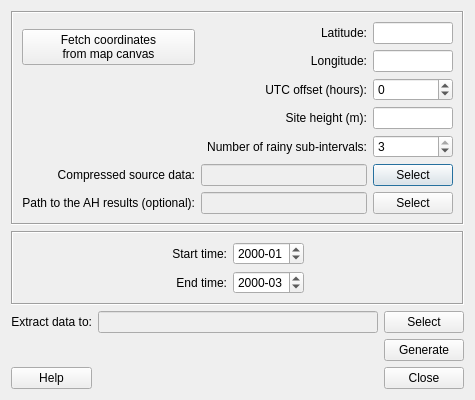
Old version of the form WATCHData/watch_dialog_base.ui in the repository UMEP-dev/UMEP.
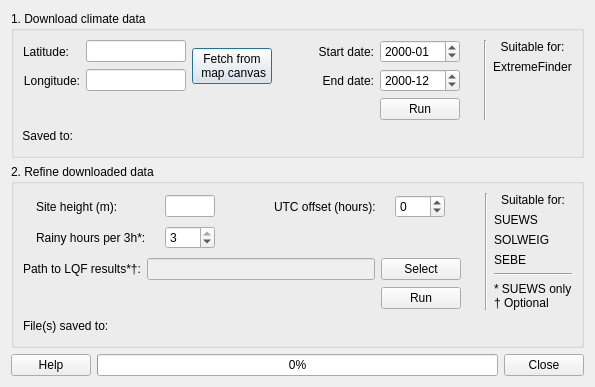
New version of the form.

Commit message: 0.5.0 : LONG TERM RELEASE. Includes SUEWS v2017b, Multiple updates and bug fixing.

What changed in the file:
```diff
--- a/WATCHData/watch_dialog_base.ui
+++ b/WATCHData/watch_dialog_base.ui
@@ -6,62 +6,60 @@
    <rect>
     <x>0</x>
     <y>0</y>
-    <width>445</width>
-    <height>393</height>
+    <width>585</width>
+    <height>372</height>
    </rect>
   </property>
   <property name="windowTitle">
    <string>WATCH data</string>
   </property>
-  <layout class="QGridLayout" name="gridLayout_5">
+  <layout class="QGridLayout" name="gridLayout_11">
    <item row="0" column="0">
-    <widget class="QFrame" name="frame_2">
+    <widget class="QGroupBox" name="groupBox">
      <property name="sizePolicy">
-      <sizepolicy hsizetype="Preferred" vsizetype="Expanding">
+      <sizepolicy hsizetype="Minimum" vsizetype="Preferred">
        <horstretch>0</horstretch>
        <verstretch>0</verstretch>
       </sizepolicy>
      </property>
-     <property name="frameShape">
-      <enum>QFrame::Box</enum>
+     <property name="title">
+      <string>1. Download climate data</string>
      </property>
-     <property name="frameShadow">
-      <enum>QFrame::Sunken</enum>
-     </property>
-     <layout class="QGridLayout" name="gridLayout_4">
+     <layout class="QGridLayout" name="gridLayout_10">
       <item row="0" column="0">
-       <layout class="QGridLayout" name="gridLayout_3">
-        <item row="4" column="5">
-         <widget class="QSpinBox" name="spinBoxRain">
+       <layout class="QGridLayout" name="gridLayout">
+        <item row="0" column="2" rowspan="2">
+         <widget class="QPushButton" name="cmdSelectPoint">
           <property name="enabled">
            <bool>true</bool>
           </property>
-          <property name="toolTip">
-           <string>Negative values for time zones west of UTC and vise versa (e.g. CET = 1)</string>
-          </property>
-          <property name="minimum">
-           <number>1</number>
-          </property>
-          <property name="maximum">
-           <number>3</number>
-          </property>
-          <property name="value">
-           <number>3</number>
+          <property name="text">
+           <string>Fetch from
+ map canvas</string>
           </property>
          </widget>
         </item>
-        <item row="2" column="4">
-         <widget class="QLabel" name="label_11">
+        <item row="1" column="0">
+         <widget class="QLabel" name="label_6">
           <property name="text">
-           <string>UTC offset (hours):</string>
+           <string>Longitude:</string>
           </property>
           <property name="alignment">
            <set>Qt::AlignRight|Qt::AlignTrailing|Qt::AlignVCenter</set>
           </property>
          </widget>
         </item>
-        <item row="3" column="5">
-         <widget class="QLineEdit" name="textOutput_hgt">
+        <item row="1" column="1">
+         <widget class="QLineEdit" name="txtLon">
+          <property name="maximumSize">
+           <size>
+            <width>100</width>
+            <height>16777215</height>
+           </size>
+          </property>
+          <property name="toolTip">
+           <string>Longitude to download (degrees E)</string>
+          </property>
           <property name="inputMask">
            <string/>
           </property>
@@ -70,86 +68,420 @@
           </property>
          </widget>
         </item>
+        <item row="0" column="1">
+         <widget class="QLineEdit" name="txtLat">
+          <property name="sizePolicy">
+           <sizepolicy hsizetype="Fixed" vsizetype="Fixed">
+            <horstretch>0</horstretch>
+            <verstretch>0</verstretch>
+           </sizepolicy>
+          </property>
+          <property name="maximumSize">
+           <size>
+            <width>100</width>
+            <height>16777215</height>
+           </size>
+          </property>
+          <property name="toolTip">
+           <string>Latitude to download (degrees N)</string>
+          </property>
+          <property name="text">
+           <string/>
+          </property>
+         </widget>
+        </item>
+        <item row="1" column="4">
+         <widget class="QLabel" name="label_9">
+          <property name="text">
+           <string>End date:</string>
+          </property>
+          <property name="alignment">
+           <set>Qt::AlignRight|Qt::AlignTrailing|Qt::AlignVCenter</set>
+          </property>
+         </widget>
+        </item>
         <item row="0" column="5">
-         <widget class="QLineEdit" name="textOutput_lat">
-          <property name="text">
-           <string/>
+         <widget class="QDateEdit" name="txtStartDate">
+          <property name="toolTip">
+           <string>Start of period to download</string>
           </property>
-         </widget>
-        </item>
-        <item row="6" column="0">
-         <widget class="QLabel" name="label_7">
-          <property name="text">
-           <string>Compressed source data:</string>
+          <property name="maximumDateTime">
+           <datetime>
+            <hour>23</hour>
+            <minute>59</minute>
+            <second>59</second>
+            <year>2014</year>
+            <month>11</month>
+            <day>30</day>
+           </datetime>
           </property>
-          <property name="alignment">
-           <set>Qt::AlignRight|Qt::AlignTrailing|Qt::AlignVCenter</set>
+          <property name="minimumDateTime">
+           <datetime>
+            <hour>0</hour>
+            <minute>0</minute>
+            <second>0</second>
+            <year>1979</year>
+            <month>1</month>
+            <day>1</day>
+           </datetime>
           </property>
-         </widget>
-        </item>
-        <item row="6" column="5">
-         <widget class="QPushButton" name="pushButtonRaw">
-          <property name="text">
-           <string>Select</string>
+          <property name="maximumDate">
+           <date>
+            <year>2014</year>
+            <month>11</month>
+            <day>30</day>
+           </date>
+          </property>
+          <property name="displayFormat">
+           <string>yyyy-MM</string>
           </property>
          </widget>
         </item>
         <item row="1" column="5">
-         <widget class="QLineEdit" name="textOutput_lon">
-          <property name="inputMask">
-           <string/>
+         <widget class="QDateEdit" name="txtEndDate">
+          <property name="toolTip">
+           <string>End of period to download</string>
           </property>
-          <property name="text">
-           <string/>
+          <property name="date">
+           <date>
+            <year>2000</year>
+            <month>12</month>
+            <day>31</day>
+           </date>
           </property>
-         </widget>
-        </item>
-        <item row="0" column="0" rowspan="2">
-         <widget class="QPushButton" name="selectpoint">
-          <property name="enabled">
-           <bool>true</bool>
+          <property name="minimumDateTime">
+           <datetime>
+            <hour>0</hour>
+            <minute>0</minute>
+            <second>0</second>
+            <year>1979</year>
+            <month>1</month>
+            <day>1</day>
+           </datetime>
           </property>
-          <property name="text">
-           <string>Fetch coordinates 
-from map canvas</string>
+          <property name="maximumDate">
+           <date>
+            <year>2015</year>
+            <month>12</month>
+            <day>31</day>
+           </date>
+          </property>
+          <property name="minimumDate">
+           <date>
+            <year>1979</year>
+            <month>1</month>
+            <day>1</day>
+           </date>
+          </property>
+          <property name="displayFormat">
+           <string>yyyy-MM</string>
           </property>
          </widget>
         </item>
         <item row="0" column="4">
+         <widget class="QLabel" name="label_8">
+          <property name="text">
+           <string>Start date:</string>
+          </property>
+          <property name="alignment">
+           <set>Qt::AlignRight|Qt::AlignTrailing|Qt::AlignVCenter</set>
+          </property>
+         </widget>
+        </item>
+        <item row="0" column="0">
          <widget class="QLabel" name="label_5">
           <property name="text">
            <string>Latitude:</string>
           </property>
           <property name="alignment">
-           <set>Qt::AlignRight|Qt::AlignTrailing|Qt::AlignVCenter</set>
+           <set>Qt::AlignLeading|Qt::AlignLeft|Qt::AlignVCenter</set>
           </property>
          </widget>
         </item>
-        <item row="1" column="4">
-         <widget class="QLabel" name="label_6">
+        <item row="2" column="5">
+         <widget class="QPushButton" name="cmdRunDownload">
+          <property name="enabled">
+           <bool>true</bool>
+          </property>
+          <property name="sizePolicy">
+           <sizepolicy hsizetype="Fixed" vsizetype="Fixed">
+            <horstretch>0</horstretch>
+            <verstretch>0</verstretch>
+           </sizepolicy>
+          </property>
+          <property name="minimumSize">
+           <size>
+            <width>80</width>
+            <height>0</height>
+           </size>
+          </property>
+          <property name="maximumSize">
+           <size>
+            <width>80</width>
+            <height>16777215</height>
+           </size>
+          </property>
+          <property name="toolTip">
+           <string>Start download</string>
+          </property>
           <property name="text">
-           <string>Longitude:</string>
+           <string>Run</string>
           </property>
+         </widget>
+        </item>
+        <item row="0" column="3">
+         <spacer name="horizontalSpacer_2">
+          <property name="orientation">
+           <enum>Qt::Horizontal</enum>
+          </property>
+          <property name="sizeType">
+           <enum>QSizePolicy::Maximum</enum>
+          </property>
+          <property name="sizeHint" stdset="0">
+           <size>
+            <width>40</width>
+            <height>20</height>
+           </size>
+          </property>
+         </spacer>
+        </item>
+       </layout>
+      </item>
+      <item row="0" column="1">
+       <spacer name="horizontalSpacer_5">
+        <property name="orientation">
+         <enum>Qt::Horizontal</enum>
+        </property>
+        <property name="sizeType">
+         <enum>QSizePolicy::Maximum</enum>
+        </property>
+        <property name="sizeHint" stdset="0">
+         <size>
+          <width>18</width>
+          <height>20</height>
+         </size>
+        </property>
+       </spacer>
+      </item>
+      <item row="0" column="2">
+       <layout class="QGridLayout" name="gridLayout_7">
+        <item row="0" column="0" rowspan="3">
+         <widget class="Line" name="line_2">
+          <property name="orientation">
+           <enum>Qt::Vertical</enum>
+          </property>
+         </widget>
+        </item>
+        <item row="0" column="1" colspan="2">
+         <widget class="QLabel" name="label_22">
+          <property name="sizePolicy">
+           <sizepolicy hsizetype="Fixed" vsizetype="Fixed">
+            <horstretch>0</horstretch>
+            <verstretch>0</verstretch>
+           </sizepolicy>
+          </property>
+          <property name="minimumSize">
+           <size>
+            <width>75</width>
+            <height>0</height>
+           </size>
+          </property>
+          <property name="maximumSize">
+           <size>
+            <width>100</width>
+            <height>16777215</height>
+           </size>
+          </property>
+          <property name="text">
+           <string>Suitable for:</string>
+          </property>
           <property name="alignment">
+           <set>Qt::AlignCenter</set>
+          </property>
+         </widget>
+        </item>
+        <item row="1" column="1" colspan="2">
+         <widget class="QLabel" name="label_23">
+          <property name="sizePolicy">
+           <sizepolicy hsizetype="Preferred" vsizetype="Fixed">
+            <horstretch>0</horstretch>
+            <verstretch>0</verstretch>
+           </sizepolicy>
+          </property>
+          <property name="minimumSize">
+           <size>
+            <width>75</width>
+            <height>0</height>
+           </size>
+          </property>
+          <property name="maximumSize">
+           <size>
+            <width>100</width>
+            <height>16777215</height>
+           </size>
+          </property>
+          <property name="text">
+           <string>ExtremeFinder</string>
+          </property>
+          <property name="alignment">
+           <set>Qt::AlignCenter</set>
+          </property>
+         </widget>
+        </item>
+        <item row="2" column="2">
+         <spacer name="verticalSpacer">
+          <property name="orientation">
+           <enum>Qt::Vertical</enum>
+          </property>
+          <property name="sizeHint" stdset="0">
+           <size>
+            <width>20</width>
+            <height>18</height>
+           </size>
+          </property>
+         </spacer>
+        </item>
+       </layout>
+      </item>
+      <item row="1" column="0">
+       <layout class="QGridLayout" name="gridLayout_3">
+        <item row="0" column="0">
+         <widget class="QLabel" name="label_7">
+          <property name="sizePolicy">
+           <sizepolicy hsizetype="Fixed" vsizetype="Fixed">
+            <horstretch>0</horstretch>
+            <verstretch>0</verstretch>
+           </sizepolicy>
+          </property>
+          <property name="minimumSize">
+           <size>
+            <width>50</width>
+            <height>0</height>
+           </size>
+          </property>
+          <property name="maximumSize">
+           <size>
+            <width>50</width>
+            <height>16777215</height>
+           </size>
+          </property>
+          <property name="text">
+           <string>Saved to:</string>
+          </property>
+          <property name="alignment">
            <set>Qt::AlignRight|Qt::AlignTrailing|Qt::AlignVCenter</set>
           </property>
          </widget>
         </item>
-        <item row="3" column="4">
+        <item row="0" column="1">
+         <widget class="QLabel" name="lblSavedDownloaded">
+          <property name="minimumSize">
+           <size>
+            <width>0</width>
+            <height>0</height>
+           </size>
+          </property>
+          <property name="maximumSize">
+           <size>
+            <width>16777215</width>
+            <height>16777215</height>
+           </size>
+          </property>
+          <property name="text">
+           <string/>
+          </property>
+          <property name="alignment">
+           <set>Qt::AlignLeading|Qt::AlignLeft|Qt::AlignVCenter</set>
+          </property>
+         </widget>
+        </item>
+       </layout>
+      </item>
+      <item row="1" column="1">
+       <spacer name="horizontalSpacer_3">
+        <property name="orientation">
+         <enum>Qt::Horizontal</enum>
+        </property>
+        <property name="sizeType">
+         <enum>QSizePolicy::Maximum</enum>
+        </property>
+        <property name="sizeHint" stdset="0">
+         <size>
+          <width>18</width>
+          <height>20</height>
+         </size>
+        </property>
+       </spacer>
+      </item>
+     </layout>
+     <zorder></zorder>
+     <zorder>horizontalSpacer_5</zorder>
+     <zorder>horizontalSpacer_3</zorder>
+    </widget>
+   </item>
+   <item row="1" column="0">
+    <widget class="QGroupBox" name="groupBox_2">
+     <property name="sizePolicy">
+      <sizepolicy hsizetype="Minimum" vsizetype="Preferred">
+       <horstretch>0</horstretch>
+       <verstretch>0</verstretch>
+      </sizepolicy>
+     </property>
+     <property name="title">
+      <string>2. Refine downloaded data</string>
+     </property>
+     <layout class="QGridLayout" name="gridLayout_9">
+      <item row="0" column="0">
+       <layout class="QGridLayout" name="gridLayout_6">
+        <item row="0" column="0">
          <widget class="QLabel" name="label_10">
+          <property name="sizePolicy">
+           <sizepolicy hsizetype="Fixed" vsizetype="Preferred">
+            <horstretch>0</horstretch>
+            <verstretch>0</verstretch>
+           </sizepolicy>
+          </property>
           <property name="text">
            <string>Site height (m):</string>
           </property>
           <property name="alignment">
-           <set>Qt::AlignRight|Qt::AlignTrailing|Qt::AlignVCenter</set>
+           <set>Qt::AlignLeading|Qt::AlignLeft|Qt::AlignVCenter</set>
           </property>
          </widget>
         </item>
-        <item row="3" column="3">
+        <item row="0" column="1">
+         <widget class="QLineEdit" name="textOutput_hgt">
+          <property name="sizePolicy">
+           <sizepolicy hsizetype="Fixed" vsizetype="Fixed">
+            <horstretch>0</horstretch>
+            <verstretch>0</verstretch>
+           </sizepolicy>
+          </property>
+          <property name="maximumSize">
+           <size>
+            <width>50</width>
+            <height>16777215</height>
+           </size>
+          </property>
+          <property name="toolTip">
+           <string>Height of measurement site (m above sea level)</string>
+          </property>
+          <property name="inputMask">
+           <string/>
+          </property>
+          <property name="text">
+           <string/>
+          </property>
+         </widget>
+        </item>
+        <item row="0" column="2">
          <spacer name="horizontalSpacer">
           <property name="orientation">
            <enum>Qt::Horizontal</enum>
           </property>
+          <property name="sizeType">
+           <enum>QSizePolicy::Maximum</enum>
+          </property>
           <property name="sizeHint" stdset="0">
            <size>
             <width>40</width>
@@ -158,31 +490,39 @@
           </property>
          </spacer>
         </item>
-        <item row="6" column="3" colspan="2">
-         <widget class="QLineEdit" name="textOutput_raw">
-          <property name="enabled">
-           <bool>false</bool>
+        <item row="0" column="3">
+         <widget class="QLabel" name="label_11">
+          <property name="sizePolicy">
+           <sizepolicy hsizetype="Fixed" vsizetype="Preferred">
+            <horstretch>0</horstretch>
+            <verstretch>0</verstretch>
+           </sizepolicy>
           </property>
           <property name="text">
-           <string/>
-          </property>
-         </widget>
-        </item>
-        <item row="4" column="4">
-         <widget class="QLabel" name="label_12">
-          <property name="text">
-           <string>Number of rainy sub-intervals:</string>
+           <string>UTC offset (hours):</string>
           </property>
           <property name="alignment">
-           <set>Qt::AlignRight|Qt::AlignTrailing|Qt::AlignVCenter</set>
+           <set>Qt::AlignLeading|Qt::AlignLeft|Qt::AlignVCenter</set>
           </property>
          </widget>
         </item>
-        <item row="2" column="5">
+        <item row="0" column="4">
          <widget class="QSpinBox" name="spinBoxUTC">
           <property name="enabled">
            <bool>true</bool>
           </property>
+          <property name="sizePolicy">
+           <sizepolicy hsizetype="Fixed" vsizetype="Fixed">
+            <horstretch>0</horstretch>
+            <verstretch>0</verstretch>
+           </sizepolicy>
+          </property>
+          <property name="maximumSize">
+           <size>
+            <width>50</width>
+            <height>16777215</height>
+           </size>
+          </property>
           <property name="toolTip">
            <string>Negative values for time zones west of UTC and vise versa (e.g. CET = 1)</string>
           </property>
@@ -197,156 +537,366 @@
           </property>
          </widget>
         </item>
-        <item row="7" column="5">
-         <widget class="QPushButton" name="pushButtonAH">
+        <item row="1" column="0">
+         <widget class="QLabel" name="label_12">
+          <property name="sizePolicy">
+           <sizepolicy hsizetype="Fixed" vsizetype="Preferred">
+            <horstretch>0</horstretch>
+            <verstretch>0</verstretch>
+           </sizepolicy>
+          </property>
           <property name="text">
-           <string>Select</string>
+           <string>Rainy hours per 3h*:</string>
+          </property>
+          <property name="alignment">
+           <set>Qt::AlignLeading|Qt::AlignLeft|Qt::AlignVCenter</set>
           </property>
          </widget>
         </item>
-        <item row="7" column="3" colspan="2">
-         <widget class="QLineEdit" name="textOutput_AH">
+        <item row="1" column="1">
+         <widget class="QSpinBox" name="spinBoxRain">
           <property name="enabled">
-           <bool>false</bool>
+           <bool>true</bool>
           </property>
+          <property name="sizePolicy">
+           <sizepolicy hsizetype="Fixed" vsizetype="Fixed">
+            <horstretch>0</horstretch>
+            <verstretch>0</verstretch>
+           </sizepolicy>
+          </property>
+          <property name="maximumSize">
+           <size>
+            <width>50</width>
+            <height>16777215</height>
+           </size>
+          </property>
+          <property name="toolTip">
+           <string>Typical duration of rainfall occurring within a 3 hour period (hours)</string>
+          </property>
+          <property name="minimum">
+           <number>1</number>
+          </property>
+          <property name="maximum">
+           <number>3</number>
+          </property>
+          <property name="value">
+           <number>3</number>
+          </property>
+         </widget>
+        </item>
+       </layout>
+      </item>
+      <item row="0" column="1">
+       <spacer name="horizontalSpacer_4">
+        <property name="orientation">
+         <enum>Qt::Horizontal</enum>
+        </property>
+        <property name="sizeType">
+         <enum>QSizePolicy::Maximum</enum>
+        </property>
+        <property name="sizeHint" stdset="0">
+         <size>
+          <width>18</width>
+          <height>20</height>
+         </size>
+        </property>
+       </spacer>
+      </item>
+      <item row="0" column="2" rowspan="2">
+       <layout class="QGridLayout" name="gridLayout_8">
+        <item row="0" column="0" rowspan="6">
+         <widget class="Line" name="line_3">
+          <property name="orientation">
+           <enum>Qt::Vertical</enum>
+          </property>
+         </widget>
+        </item>
+        <item row="0" column="1">
+         <widget class="QLabel" name="label_24">
+          <property name="sizePolicy">
+           <sizepolicy hsizetype="Fixed" vsizetype="Fixed">
+            <horstretch>0</horstretch>
+            <verstretch>0</verstretch>
+           </sizepolicy>
+          </property>
+          <property name="minimumSize">
+           <size>
+            <width>75</width>
+            <height>0</height>
+           </size>
+          </property>
+          <property name="maximumSize">
+           <size>
+            <width>100</width>
+            <height>16777215</height>
+           </size>
+          </property>
           <property name="text">
-           <string/>
+           <string>Suitable for:</string>
           </property>
+          <property name="alignment">
+           <set>Qt::AlignCenter</set>
+          </property>
          </widget>
         </item>
-        <item row="7" column="0">
+        <item row="1" column="1">
+         <widget class="QLabel" name="label_19">
+          <property name="sizePolicy">
+           <sizepolicy hsizetype="Fixed" vsizetype="Fixed">
+            <horstretch>0</horstretch>
+            <verstretch>0</verstretch>
+           </sizepolicy>
+          </property>
+          <property name="minimumSize">
+           <size>
+            <width>75</width>
+            <height>0</height>
+           </size>
+          </property>
+          <property name="maximumSize">
+           <size>
+            <width>100</width>
+            <height>16777215</height>
+           </size>
+          </property>
+          <property name="text">
+           <string>SUEWS</string>
+          </property>
+          <property name="alignment">
+           <set>Qt::AlignLeading|Qt::AlignLeft|Qt::AlignVCenter</set>
+          </property>
+         </widget>
+        </item>
+        <item row="2" column="1">
+         <widget class="QLabel" name="label_20">
+          <property name="sizePolicy">
+           <sizepolicy hsizetype="Fixed" vsizetype="Fixed">
+            <horstretch>0</horstretch>
+            <verstretch>0</verstretch>
+           </sizepolicy>
+          </property>
+          <property name="minimumSize">
+           <size>
+            <width>75</width>
+            <height>0</height>
+           </size>
+          </property>
+          <property name="maximumSize">
+           <size>
+            <width>100</width>
+            <height>16777215</height>
+           </size>
+          </property>
+          <property name="text">
+           <string>SOLWEIG</string>
+          </property>
+          <property name="alignment">
+           <set>Qt::AlignLeading|Qt::AlignLeft|Qt::AlignVCenter</set>
+          </property>
+         </widget>
+        </item>
+        <item row="3" column="1">
+         <widget class="QLabel" name="label_21">
+          <property name="sizePolicy">
+           <sizepolicy hsizetype="Fixed" vsizetype="Fixed">
+            <horstretch>0</horstretch>
+            <verstretch>0</verstretch>
+           </sizepolicy>
+          </property>
+          <property name="minimumSize">
+           <size>
+            <width>75</width>
+            <height>0</height>
+           </size>
+          </property>
+          <property name="maximumSize">
+           <size>
+            <width>100</width>
+            <height>16777215</height>
+           </size>
+          </property>
+          <property name="text">
+           <string>SEBE</string>
+          </property>
+          <property name="alignment">
+           <set>Qt::AlignLeading|Qt::AlignLeft|Qt::AlignVCenter</set>
+          </property>
+         </widget>
+        </item>
+        <item row="4" column="1">
+         <widget class="Line" name="line">
+          <property name="orientation">
+           <enum>Qt::Horizontal</enum>
+          </property>
+         </widget>
+        </item>
+        <item row="5" column="1">
+         <widget class="QLabel" name="label_17">
+          <property name="sizePolicy">
+           <sizepolicy hsizetype="Fixed" vsizetype="Fixed">
+            <horstretch>0</horstretch>
+            <verstretch>0</verstretch>
+           </sizepolicy>
+          </property>
+          <property name="minimumSize">
+           <size>
+            <width>75</width>
+            <height>0</height>
+           </size>
+          </property>
+          <property name="maximumSize">
+           <size>
+            <width>100</width>
+            <height>16777215</height>
+           </size>
+          </property>
+          <property name="text">
+           <string>* SUEWS only
+† Optional</string>
+          </property>
+          <property name="alignment">
+           <set>Qt::AlignLeading|Qt::AlignLeft|Qt::AlignVCenter</set>
+          </property>
+         </widget>
+        </item>
+       </layout>
+      </item>
+      <item row="1" column="0">
+       <layout class="QGridLayout" name="gridLayout_5">
+        <item row="0" column="0">
          <widget class="QLabel" name="label_13">
           <property name="text">
-           <string>Path to the AH results (optional):</string>
+           <string>Path to LQF results*†:</string>
           </property>
           <property name="alignment">
-           <set>Qt::AlignRight|Qt::AlignTrailing|Qt::AlignVCenter</set>
+           <set>Qt::AlignLeading|Qt::AlignLeft|Qt::AlignVCenter</set>
+          </property>
+         </widget>
+        </item>
+        <item row="0" column="1">
+         <widget class="QLineEdit" name="textOutput_AH">
+          <property name="enabled">
+           <bool>false</bool>
+          </property>
+          <property name="toolTip">
+           <string>Path to LQF (anthropogenic heat) model output data</string>
+          </property>
+          <property name="text">
+           <string/>
+          </property>
+         </widget>
+        </item>
+        <item row="0" column="2">
+         <widget class="QPushButton" name="cmdChooseLQFResults">
+          <property name="sizePolicy">
+           <sizepolicy hsizetype="Fixed" vsizetype="Fixed">
+            <horstretch>0</horstretch>
+            <verstretch>0</verstretch>
+           </sizepolicy>
+          </property>
+          <property name="minimumSize">
+           <size>
+            <width>80</width>
+            <height>0</height>
+           </size>
+          </property>
+          <property name="maximumSize">
+           <size>
+            <width>80</width>
+            <height>16777215</height>
+           </size>
+          </property>
+          <property name="text">
+           <string>Select</string>
+          </property>
+         </widget>
+        </item>
+        <item row="1" column="2">
+         <widget class="QPushButton" name="cmdRunRefine">
+          <property name="sizePolicy">
+           <sizepolicy hsizetype="Fixed" vsizetype="Fixed">
+            <horstretch>0</horstretch>
+            <verstretch>0</verstretch>
+           </sizepolicy>
+          </property>
+          <property name="minimumSize">
+           <size>
+            <width>80</width>
+            <height>0</height>
+           </size>
+          </property>
+          <property name="maximumSize">
+           <size>
+            <width>80</width>
+            <height>16777215</height>
+           </size>
+          </property>
+          <property name="cursor">
+           <cursorShape>ArrowCursor</cursorShape>
+          </property>
+          <property name="toolTip">
+           <string>Run refiner</string>
+          </property>
+          <property name="text">
+           <string>Run</string>
           </property>
          </widget>
         </item>
        </layout>
-      </item>
-     </layout>
-    </widget>
-   </item>
-   <item row="1" column="0">
-    <widget class="QFrame" name="frame">
-     <property name="sizePolicy">
-      <sizepolicy hsizetype="Expanding" vsizetype="Preferred">
-       <horstretch>0</horstretch>
-       <verstretch>0</verstretch>
-      </sizepolicy>
-     </property>
-     <property name="frameShape">
-      <enum>QFrame::Box</enum>
-     </property>
-     <property name="frameShadow">
-      <enum>QFrame::Sunken</enum>
-     </property>
-     <layout class="QGridLayout" name="gridLayout">
-      <item row="2" column="1">
-       <widget class="QLabel" name="label_8">
-        <property name="text">
-         <string>Start time:</string>
-        </property>
-        <property name="alignment">
-         <set>Qt::AlignRight|Qt::AlignTrailing|Qt::AlignVCenter</set>
-        </property>
-       </widget>
-      </item>
-      <item row="3" column="1">
-       <widget class="QLabel" name="label_9">
-        <property name="text">
-         <string>End time:</string>
-        </property>
-        <property name="alignment">
-         <set>Qt::AlignRight|Qt::AlignTrailing|Qt::AlignVCenter</set>
-        </property>
-       </widget>
-      </item>
-      <item row="2" column="3">
-       <spacer name="horizontalSpacer_3">
-        <property name="orientation">
-         <enum>Qt::Horizontal</enum>
-        </property>
-        <property name="sizeHint" stdset="0">
-         <size>
-          <width>40</width>
-          <height>20</height>
-         </size>
-        </property>
-       </spacer>
-      </item>
-      <item row="2" column="2">
-       <widget class="QDateEdit" name="dateEditStart">
-        <property name="maximumDateTime">
-         <datetime>
-          <hour>23</hour>
-          <minute>59</minute>
-          <second>59</second>
-          <year>2014</year>
-          <month>11</month>
-          <day>30</day>
-         </datetime>
-        </property>
-        <property name="minimumDateTime">
-         <datetime>
-          <hour>0</hour>
-          <minute>0</minute>
-          <second>0</second>
-          <year>1979</year>
-          <month>1</month>
-          <day>1</day>
-         </datetime>
-        </property>
-        <property name="maximumDate">
-         <date>
-          <year>2014</year>
-          <month>11</month>
-          <day>30</day>
-         </date>
-        </property>
-        <property name="displayFormat">
-         <string>yyyy-MM</string>
-        </property>
-       </widget>
-      </item>
-      <item row="3" column="2">
-       <widget class="QDateEdit" name="dateEditEnd">
-        <property name="date">
-         <date>
-          <year>2000</year>
-          <month>3</month>
-          <day>1</day>
-         </date>
-        </property>
-        <property name="maximumDate">
-         <date>
-          <year>2014</year>
-          <month>12</month>
-          <day>31</day>
-         </date>
-        </property>
-        <property name="minimumDate">
-         <date>
-          <year>1979</year>
-          <month>2</month>
-          <day>1</day>
-         </date>
-        </property>
-        <property name="displayFormat">
-         <string>yyyy-MM</string>
-        </property>
-       </widget>
       </item>
       <item row="2" column="0">
-       <spacer name="horizontalSpacer_4">
+       <layout class="QGridLayout" name="gridLayout_4">
+        <item row="0" column="0">
+         <widget class="QLabel" name="label_16">
+          <property name="sizePolicy">
+           <sizepolicy hsizetype="Fixed" vsizetype="Fixed">
+            <horstretch>0</horstretch>
+            <verstretch>0</verstretch>
+           </sizepolicy>
+          </property>
+          <property name="minimumSize">
+           <size>
+            <width>100</width>
+            <height>0</height>
+           </size>
+          </property>
+          <property name="maximumSize">
+           <size>
+            <width>100</width>
+            <height>16777215</height>
+           </size>
+          </property>
+          <property name="text">
+           <string>File(s) saved to:</string>
+          </property>
+          <property name="alignment">
+           <set>Qt::AlignLeading|Qt::AlignLeft|Qt::AlignVCenter</set>
+          </property>
+         </widget>
+        </item>
+        <item row="0" column="1">
+         <widget class="QLabel" name="lblSavedRefined">
+          <property name="text">
+           <string/>
+          </property>
+          <property name="alignment">
+           <set>Qt::AlignLeading|Qt::AlignLeft|Qt::AlignVCenter</set>
+          </property>
+         </widget>
+        </item>
+       </layout>
+      </item>
+      <item row="2" column="1">
+       <spacer name="horizontalSpacer_6">
         <property name="orientation">
          <enum>Qt::Horizontal</enum>
         </property>
+        <property name="sizeType">
+         <enum>QSizePolicy::Maximum</enum>
+        </property>
         <property name="sizeHint" stdset="0">
          <size>
-          <width>40</width>
+          <width>18</width>
           <height>20</height>
          </size>
         </property>
@@ -358,79 +908,23 @@
    <item row="2" column="0">
     <layout class="QGridLayout" name="gridLayout_2">
      <item row="0" column="0">
-      <widget class="QLabel" name="label_4">
-       <property name="text">
-        <string>Extract data to:</string>
-       </property>
-       <property name="alignment">
-        <set>Qt::AlignRight|Qt::AlignTrailing|Qt::AlignVCenter</set>
-       </property>
-      </widget>
-     </item>
-     <item row="0" column="3">
-      <widget class="QPushButton" name="pushButtonSave">
-       <property name="text">
-        <string>Select</string>
-       </property>
-      </widget>
-     </item>
-     <item row="1" column="3">
-      <widget class="QPushButton" name="runButton">
-       <property name="cursor">
-        <cursorShape>ArrowCursor</cursorShape>
-       </property>
-       <property name="text">
-        <string>Generate</string>
-       </property>
-      </widget>
-     </item>
-     <item row="2" column="0">
       <widget class="QPushButton" name="pushButtonHelp">
        <property name="text">
         <string>Help</string>
        </property>
       </widget>
      </item>
-     <item row="2" column="1" colspan="2">
-      <widget class="QLabel" name="lblStatus">
-       <property name="text">
-        <string/>
-       </property>
-       <property name="alignment">
-        <set>Qt::AlignRight|Qt::AlignTrailing|Qt::AlignVCenter</set>
-       </property>
-      </widget>
-     </item>
-     <item row="2" column="3">
-      <widget class="QPushButton" name="pushButtonClose">
+     <item row="0" column="2">
+      <widget class="QPushButton" name="cmdClose">
        <property name="text">
         <string>Close</string>
        </property>
       </widget>
      </item>
-     <item row="1" column="2">
-      <spacer name="horizontalSpacer_2">
-       <property name="orientation">
-        <enum>Qt::Horizontal</enum>
-       </property>
-       <property name="sizeHint" stdset="0">
-        <size>
-         <width>108</width>
-         <height>20</height>
-        </size>
-       </property>
-      </spacer>
-     </item>
-     <item row="0" column="1" colspan="2">
-      <widget class="QLineEdit" name="textOutput">
-       <property name="enabled">
-        <bool>false</bool>
-       </property>
-       <property name="layoutDirection">
-        <enum>Qt::LeftToRight</enum>
-       </property>
-       <property name="text">
-        <string/>
+     <item row="0" column="1">
+      <widget class="QProgressBar" name="progressBar">
+       <property name="value">
+        <number>0</number>
        </property>
       </widget>
      </item>
```
Left out of the diff: 6 changed lines with no effect on the pictures. The commit also changes 168 other files.
